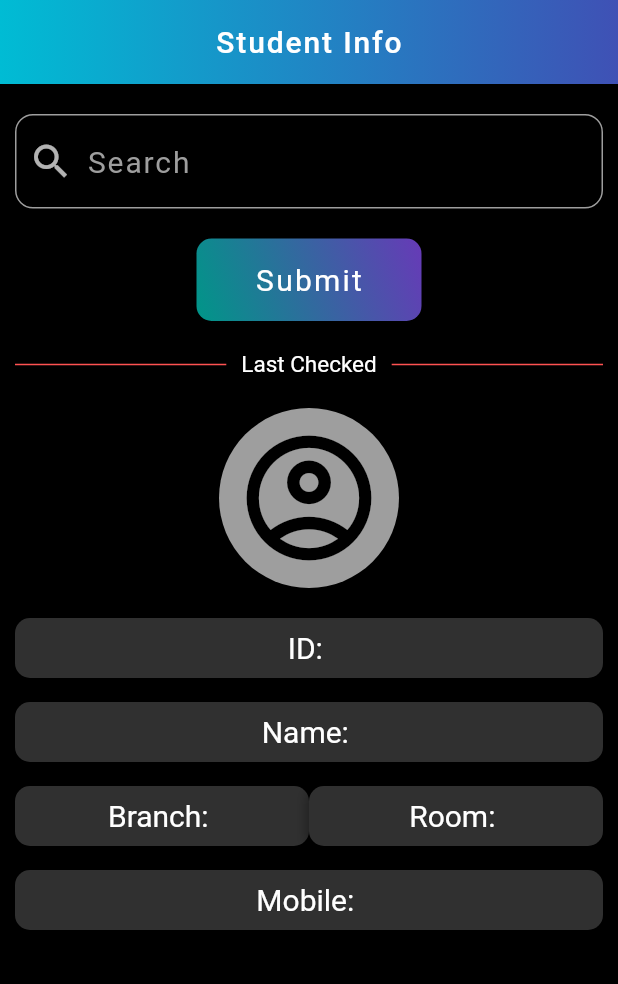
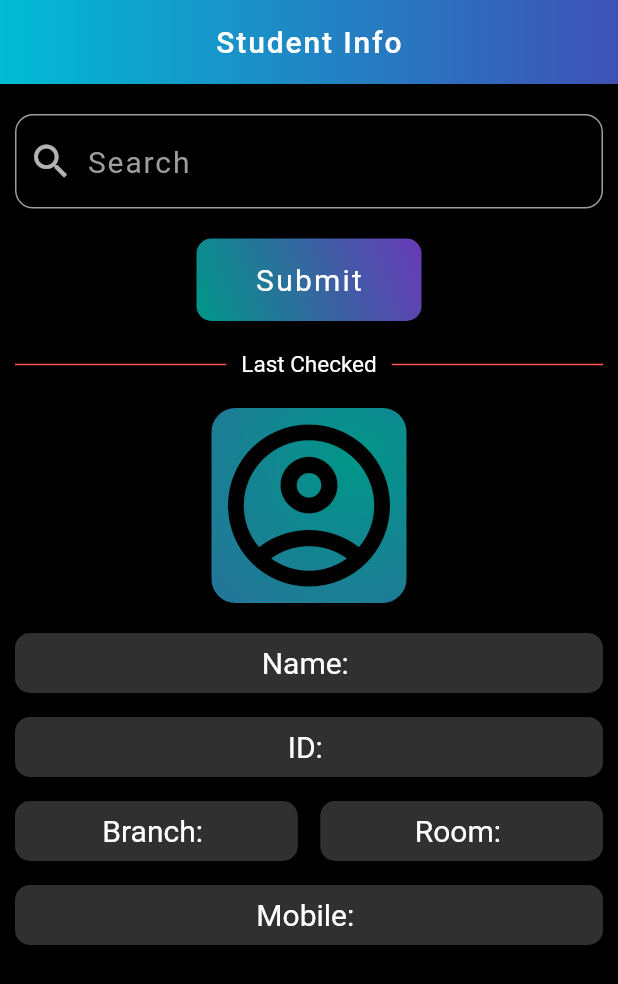
Before and after one commit to ManishModak/appwrite_hackathon, a Flutter app: the screen it shows after launch, on a phone screen of 412 x 824 dp. Shown: the top 984 px of the screen. Run offline on Flutter 3.47's test engine with Material 2 defaults, Android fonts, the phone set to English and light mode, and no system bars; our stand-ins replace appwrite, firebase_core, flutter_spinkit, image_picker, shared_preferences; accounts and stored records are empty; network calls fail.

Commit message:
Updated New Student Page UI

```diff
--- a/lib/pages/authenticationPages/login_page.dart
+++ b/lib/pages/authenticationPages/login_page.dart
@@ -109,7 +109,7 @@ class _LoginState extends State<Login> {
                           height: 50,
                           width: 135,
                           decoration: BoxDecoration(
-                            gradient: buttonLinearGradient_2,
+                            gradient: buttonRadialGradient_1,
                             borderRadius: BorderRadius.circular(8),
                           ),
                           child: ElevatedButton(
@@ -155,7 +155,7 @@ class _LoginState extends State<Login> {
                           height: 50,
                           width: 135,
                           decoration: BoxDecoration(
-                            gradient: buttonLinearGradient_1,
+                            gradient: buttonRadialGradient_1,
                             borderRadius: BorderRadius.circular(8),
                           ),
                           child: ElevatedButton(
--- a/lib/pages/menuPages/studentinfo_page.dart
+++ b/lib/pages/menuPages/studentinfo_page.dart
@@ -115,7 +115,12 @@ class _StudentInfoState extends State<StudentInfo> {
                   ],
                 ),
                 const SizedBox(height: 20.0),
-              FutureBuilder<Uint8List?>(
+              Container(
+                decoration: BoxDecoration(
+                  borderRadius: BorderRadius.circular(16),
+                  gradient: buttonRadialGradient_1
+                ),
+                child: FutureBuilder<Uint8List?>(
                   future: data.getPic(id),
                   builder: (context, snapshot) {
                     if (snapshot.connectionState == ConnectionState.waiting) {
@@ -123,18 +128,18 @@ class _StudentInfoState extends State<StudentInfo> {
                     } else if (snapshot.hasError) {
                       return const Text('Error loading image');
                     } else if (snapshot.hasData && snapshot.data != null) {
-                    return CircleAvatar(
+                      return Padding(
+                        padding: const EdgeInsets.fromLTRB(0, 10, 0, 0),
+                        child: CircleAvatar(
                           radius: 60,
                           backgroundImage: MemoryImage(snapshot.data!),
+                        ),
                       );
                     } else {
-                    return const CircleAvatar(
-                      radius: 60,
-                      backgroundColor: Colors.grey,
-                      child: Icon(Icons.account_circle_outlined,size: 100,),
-                    );
+                      return const Icon(Icons.account_circle_outlined,size: 130,color: Colors.black,);
                     }
                   },
+                ),
               ),
                 const SizedBox(height: 20.0),
                 Container(
@@ -142,16 +147,8 @@ class _StudentInfoState extends State<StudentInfo> {
                   decoration: BoxDecoration(
                     color: Colors.grey[850],
                     borderRadius: BorderRadius.circular(10),
-                    boxShadow: [
-                      BoxShadow(
-                        color: Colors.black.withOpacity(0.3),
-                        spreadRadius: 2,
-                        blurRadius: 5,
-                        offset: const Offset(0, 2),
                   ),
-                    ],
-                  ),
-                  child: customCard('ID: $id', context),
+                  child: customCard('Name: $name', context),
                 ),
                 const SizedBox(height: 16.0),
                 Container(
@@ -159,16 +156,8 @@ class _StudentInfoState extends State<StudentInfo> {
                   decoration: BoxDecoration(
                     color: Colors.grey[850],
                     borderRadius: BorderRadius.circular(10),
-                    boxShadow: [
-                      BoxShadow(
-                        color: Colors.black.withOpacity(0.3),
-                        spreadRadius: 2,
-                        blurRadius: 5,
-                        offset: const Offset(0, 2),
                   ),
-                    ],
-                  ),
-                  child: customCard('Name: $name', context),
+                  child: customCard('ID: $id', context),
                 ),
                 const SizedBox(height: 16.0),
                 Row(
@@ -179,54 +168,29 @@ class _StudentInfoState extends State<StudentInfo> {
                           decoration: BoxDecoration(
                             color: Colors.grey[850],
                             borderRadius: BorderRadius.circular(10),
-                            boxShadow: [
-                              BoxShadow(
-                                color: Colors.black.withOpacity(0.3),
-                                spreadRadius: 2,
-                                blurRadius: 5,
-                                offset: const Offset(0, 2),
-                              ),
-                            ],
                           ),
                           child: customCard('Branch: $branch', context),
                         ),
                     ),
-                    const SizedBox(height: 16.0),
+                    const SizedBox(width: 15,),
                     Expanded(
                       child: Container(
                         height: 40,
                         decoration: BoxDecoration(
                           color: Colors.grey[850],
                           borderRadius: BorderRadius.circular(10),
-                          boxShadow: [
-                            BoxShadow(
-                              color: Colors.black.withOpacity(0.3),
-                              spreadRadius: 2,
-                              blurRadius: 5,
-                              offset: const Offset(0, 2),
-                            ),
-                          ],
                         ),
                         child: customCard('Room: $room', context),
                       ),
                     )
                   ],
                 ),
-
                 const SizedBox(height: 16.0),
                 Container(
                   height: 40,
                   decoration: BoxDecoration(
                     color: Colors.grey[850],
                     borderRadius: BorderRadius.circular(10),
-                    boxShadow: [
-                      BoxShadow(
-                        color: Colors.black.withOpacity(0.3),
-                        spreadRadius: 2,
-                        blurRadius: 5,
-                        offset: const Offset(0, 2),
-                      ),
-                    ],
                   ),
                   child: customCard('Mobile: $mobile', context),
                 ),
```
Lines whose indentation alone changed are shown as unchanged.
